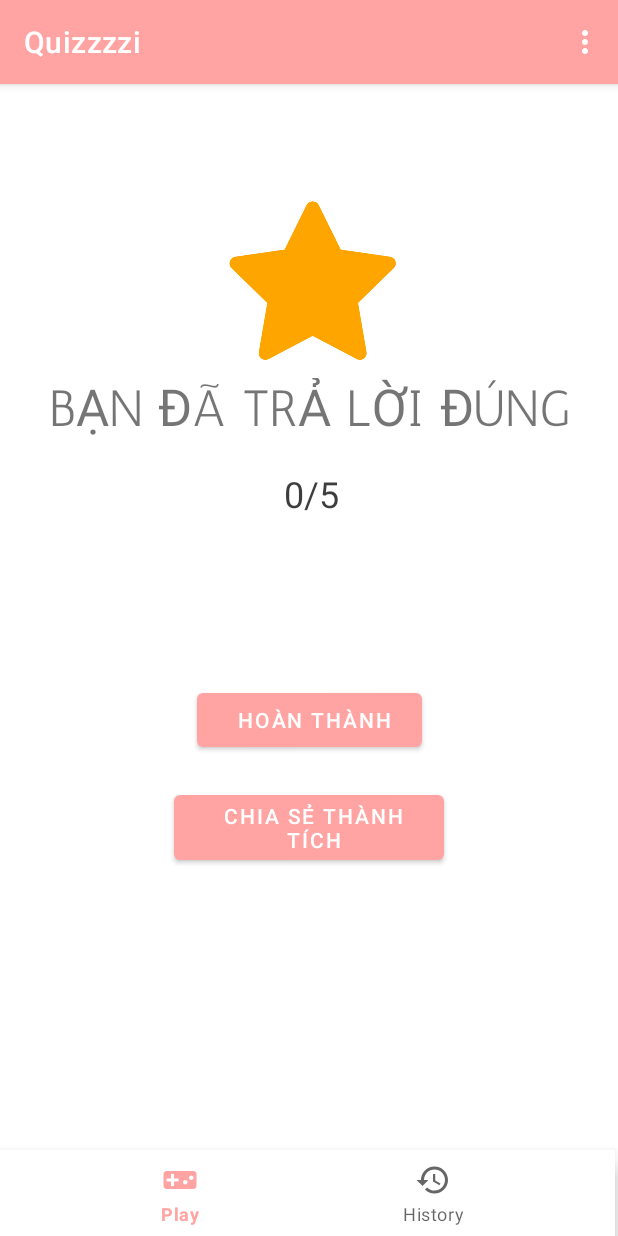
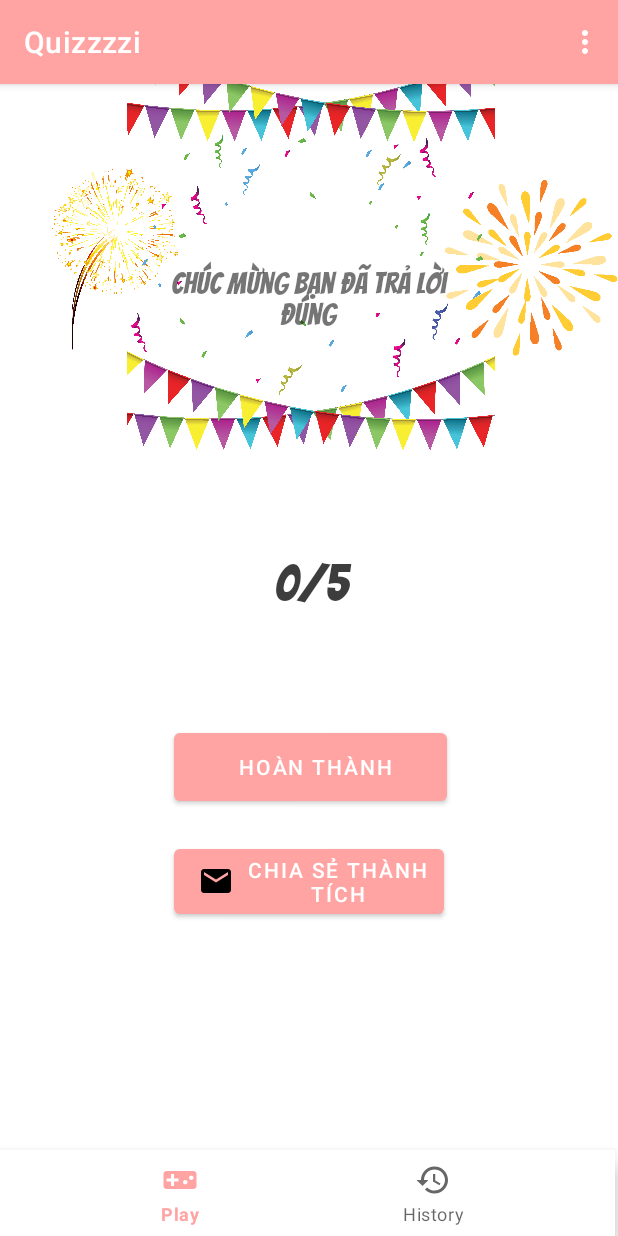
Before and after one commit to renadayne/quiz_app, an Android app: the fragment ResultFragment placed in its activity, on a phone screen of 412 x 824 dp. Run offline under Robolectric (Android 15) with nearby library versions, the phone set to English and light mode, and no system bars; our stand-ins replace navigation-ui; Roboto replaces fonts that are not available here.

Commit message:
save_status

```diff
--- a/app/src/main/java/com/example/quizzzzi/QuizMenu.java
+++ b/app/src/main/java/com/example/quizzzzi/QuizMenu.java
@@ -65,7 +65,7 @@ public class QuizMenu extends AppCompatActivity {
         View history;
         history = findViewById(R.id.history);
         history.setOnClickListener(view -> {
-            rePlaceFragment(new levelFragment());
+            rePlaceFragment(new HistoryFragment());
         });
 
 
--- a/app/src/main/java/com/example/quizzzzi/homeFragment.java
+++ b/app/src/main/java/com/example/quizzzzi/homeFragment.java
@@ -21,10 +21,10 @@ import java.util.ArrayList;
 public class homeFragment extends Fragment {
     FragmentHomeBinding binding;
 
-    private ArrayList<topic> topicArraylist;
-    private String[] newsHeading;
-    private int[] imageResouceID;
-    private RecyclerView recyclerview;
+//    private ArrayList<topic> topicArraylist;
+//    private String[] newsHeading;
+//    private int[] imageResouceID;
+//    private RecyclerView recyclerview;
 
     @Override
     public View onCreateView(LayoutInflater inflater, ViewGroup container,
--- a/app/src/main/res/layout/fragment_result.xml
+++ b/app/src/main/res/layout/fragment_result.xml
@@ -6,56 +6,76 @@
     android:layout_width="match_parent"
     android:layout_height="match_parent"
     android:background="@color/white"
-    tools:context=".ResultFragment">
+    tools:context=".ResultFragment"
+    >
 
 
-
-    <TextView
-        android:id="@+id/textView2"
-        android:layout_width="wrap_content"
-        android:layout_height="wrap_content"
-        android:layout_marginTop="196dp"
-        android:fontFamily="@font/antic_regular"
-        android:text="BẠN ĐÃ TRẢ LỜI ĐÚNG"
-        android:textSize="34sp"
+    <RelativeLayout
+        android:id="@+id/relativeLayout3"
+        android:layout_width="416dp"
+        android:layout_height="245dp"
         app:layout_constraintEnd_toEndOf="parent"
         app:layout_constraintStart_toStartOf="parent"
-        app:layout_constraintTop_toTopOf="parent" />
+        app:layout_constraintTop_toTopOf="parent">
 
+        <ImageView
+            android:id="@+id/imageView11"
+            android:layout_width="146dp"
+            android:layout_height="match_parent"
+            android:src="@drawable/congratulation3" />
+
+        <ImageView
+            android:id="@+id/imageView10"
+            android:layout_width="120dp"
+            android:layout_height="match_parent"
+            android:layout_alignParentEnd="true"
+            android:layout_marginEnd="1dp"
+            android:src="@drawable/congratulation4" />
+
+        <ImageView
+            android:layout_width="match_parent"
+            android:layout_height="match_parent"
+            android:layout_alignParentStart="true"
+            android:layout_marginStart="0dp"
+            android:src="@drawable/congratulation2" />
+
+        <TextView
+            android:layout_width="205dp"
+            android:layout_height="60dp"
+            android:layout_alignParentStart="true"
+            android:layout_alignParentTop="true"
+            android:layout_alignParentEnd="true"
+            android:layout_alignParentBottom="true"
+            android:layout_marginStart="104dp"
+            android:layout_marginTop="110dp"
+            android:layout_marginEnd="107dp"
+            android:layout_marginBottom="75dp"
+            android:fontFamily="@font/bangers_regular"
+            android:gravity="center"
+            android:text="Chúc mừng bạn đã trả lời đúng"
+            android:textSize="20sp" />
+    </RelativeLayout>
 
 
     <TextView
         android:id="@+id/result_tv"
-        android:layout_width="wrap_content"
-        android:layout_height="wrap_content"
-        android:layout_marginTop="20dp"
+        android:layout_width="121dp"
+        android:layout_height="91dp"
+        android:layout_marginTop="36dp"
+        android:fontFamily="@font/bangers_regular"
+        android:gravity="center"
         android:text="TextView"
         android:textColor="#DD201F1F"
-        android:textSize="24sp"
+        android:textSize="34sp"
         app:layout_constraintEnd_toEndOf="parent"
-        app:layout_constraintHorizontal_bias="0.503"
+        app:layout_constraintHorizontal_bias="0.501"
         app:layout_constraintStart_toStartOf="parent"
-        app:layout_constraintTop_toBottomOf="@+id/textView2" />
-
-
-
-    <ImageView
-        android:id="@+id/imageView6"
-        android:layout_width="111dp"
-        android:layout_height="106dp"
-        android:layout_marginTop="16dp"
-        android:src="@drawable/star"
-        app:layout_constraintBottom_toTopOf="@+id/textView2"
-        app:layout_constraintEnd_toEndOf="parent"
-        app:layout_constraintHorizontal_bias="0.506"
-        app:layout_constraintStart_toStartOf="parent"
-        app:layout_constraintTop_toTopOf="parent"
-        app:layout_constraintVertical_bias="0.837" />
+        app:layout_constraintTop_toBottomOf="@+id/relativeLayout3" />
 
     <Button
         android:id="@+id/go_home"
-        android:layout_width="150dp"
-        android:layout_height="wrap_content"
+        android:layout_width="182dp"
+        android:layout_height="57dp"
 
 
         android:onClick="goHome"
@@ -63,10 +83,10 @@
         android:text="Hoàn thành"
         app:layout_constraintBottom_toBottomOf="parent"
         app:layout_constraintEnd_toEndOf="parent"
-        app:layout_constraintHorizontal_bias="0.498"
+        app:layout_constraintHorizontal_bias="0.502"
         app:layout_constraintStart_toStartOf="parent"
         app:layout_constraintTop_toBottomOf="@+id/result_tv"
-        app:layout_constraintVertical_bias="0.325" />
+        app:layout_constraintVertical_bias="0.217" />
 
     <Button
         android:id="@+id/share_result"
@@ -75,6 +95,7 @@
         android:layout_marginTop="20dp"
         android:onClick="shareResult"
         android:text="Chia sẻ thành tích"
+        android:drawableLeft="@drawable/ic_baseline_mail_24"
         app:layout_constraintEnd_toEndOf="parent"
         app:layout_constraintHorizontal_bias="0.497"
         app:layout_constraintStart_toStartOf="parent"
--- a/app/src/main/res/layout/list_history.xml
+++ b/app/src/main/res/layout/list_history.xml
@@ -10,7 +10,7 @@
     app:cardCornerRadius="4dp">
 
     <androidx.constraintlayout.widget.ConstraintLayout
-        android:layout_width="391dp"
+        android:layout_width="396dp"
         android:layout_height="match_parent">
 
         <TextView
@@ -33,7 +33,7 @@
             app:layout_constraintBottom_toBottomOf="parent"
             app:layout_constraintEnd_toEndOf="parent"
             app:layout_constraintTop_toTopOf="parent"
-            app:layout_constraintVertical_bias="0.363" />
+            app:layout_constraintVertical_bias="0.375" />
 
         <TextView
             android:id="@+id/level_his"
```
Also changed, not shown: app/src/main/java/com/example/quizzzzi/save.java (line endings or trailing spaces), app/src/main/res/drawable-hdpi/congratulation.png (added), app/src/main/res/drawable-hdpi/congratulation2.png (added), app/src/main/res/drawable-hdpi/congratulation3.png (added), app/src/main/res/drawable-hdpi/congratulation4.png (added), app/src/main/res/drawable-hdpi/finish.png (added).
